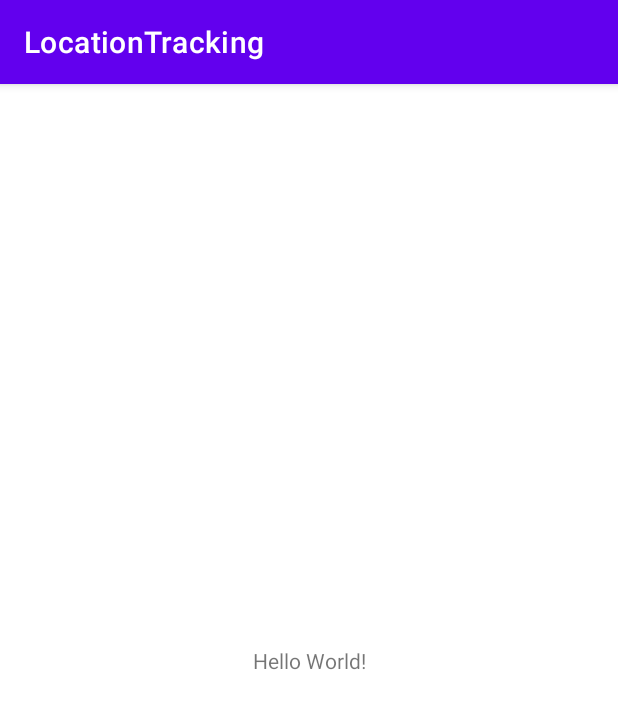
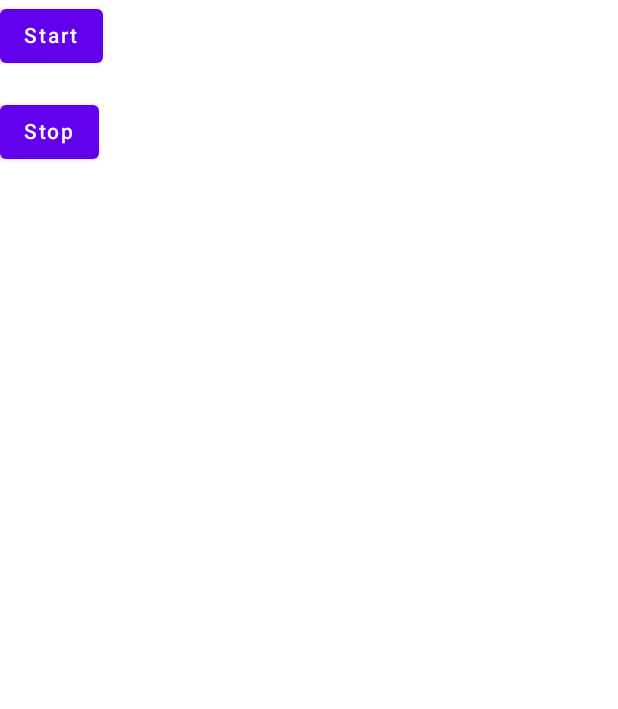
Before and after one commit to Mehareesh/LocationTracking, an Android app built with Jetpack Compose: the screen it shows after launch (MainActivity), on a phone screen of 412 x 824 dp. Shown: the top 709 px of the screen. Run offline under Robolectric (Android 15) with nearby library versions, the phone set to English and light mode, and no system bars; libraries missing offline, so code that uses them is left out: com.plcoding.backgroundlocationtracking.

Commit message:
Tracking the user's location in often needed when the app is minimized

```diff
--- a/app/src/main/java/com/meruga/locationtracking/MainActivity.kt
+++ b/app/src/main/java/com/meruga/locationtracking/MainActivity.kt
@@ -1,11 +1,62 @@
 package com.meruga.locationtracking
 
-import androidx.appcompat.app.AppCompatActivity
+import android.Manifest
+import android.content.Intent
 import android.os.Bundle
+import androidx.activity.ComponentActivity
+import androidx.activity.compose.setContent
+import androidx.compose.foundation.layout.Column
+import androidx.compose.foundation.layout.Spacer
+import androidx.compose.foundation.layout.fillMaxSize
+import androidx.compose.foundation.layout.height
+import androidx.compose.material.Button
+import androidx.compose.material.MaterialTheme
+import androidx.compose.material.Surface
+import androidx.compose.material.Text
+import androidx.compose.runtime.Composable
+import androidx.compose.ui.Modifier
+import androidx.compose.ui.semantics.Role.Companion.Button
+import androidx.compose.ui.tooling.preview.Preview
+import androidx.compose.ui.unit.dp
+import androidx.core.app.ActivityCompat
+import com.meruga.locationtracking.ui.theme.LocationTrackingTheme
+import com.plcoding.backgroundlocationtracking.ui.theme.BackgroundLocationTrackingTheme
 
-class MainActivity : AppCompatActivity() {
+class MainActivity : ComponentActivity() {
     override fun onCreate(savedInstanceState: Bundle?) {
         super.onCreate(savedInstanceState)
-        setContentView(R.layout.activity_main)
+        ActivityCompat.requestPermissions(
+            this,
+            arrayOf(
+                Manifest.permission.ACCESS_COARSE_LOCATION,
+                Manifest.permission.ACCESS_FINE_LOCATION,
+            ),
+            0
+        )
+        setContent {
+            LocationTrackingTheme {
+                Column(
+                    modifier = Modifier.fillMaxSize()
+                ) {
+                    Button(onClick = {
+                        Intent(applicationContext, LocationService::class.java).apply {
+                            action = LocationService.ACTION_START
+                            startService(this)
+                        }
+                    }) {
+                        Text(text = "Start")
+                    }
+                    Spacer(modifier = Modifier.height(16.dp))
+                    Button(onClick = {
+                        Intent(applicationContext, LocationService::class.java).apply {
+                            action = LocationService.ACTION_STOP
+                            startService(this)
+                        }
+                    }) {
+                        Text(text = "Stop")
+                    }
+                }
+            }
+        }
     }
 }
--- /dev/null
+++ b/app/src/main/java/com/meruga/locationtracking/ui/theme/Color.kt
@@ -0,0 +1,8 @@
+package com.meruga.locationtracking.ui.theme
+
+import androidx.compose.ui.graphics.Color
+
+val Purple200 = Color(0xFFBB86FC)
+val Purple500 = Color(0xFF6200EE)
+val Purple700 = Color(0xFF3700B3)
+val Teal200 = Color(0xFF03DAC5)
--- /dev/null
+++ b/app/src/main/java/com/meruga/locationtracking/ui/theme/Shape.kt
@@ -0,0 +1,11 @@
+package com.meruga.locationtracking.ui.theme
+
+import androidx.compose.foundation.shape.RoundedCornerShape
+import androidx.compose.material.Shapes
+import androidx.compose.ui.unit.dp
+
+val Shapes = Shapes(
+    small = RoundedCornerShape(4.dp),
+    medium = RoundedCornerShape(4.dp),
+    large = RoundedCornerShape(0.dp)
+)
--- /dev/null
+++ b/app/src/main/java/com/meruga/locationtracking/ui/theme/Theme.kt
@@ -0,0 +1,38 @@
+package com.meruga.locationtracking.ui.theme
+
+import androidx.compose.foundation.isSystemInDarkTheme
+import androidx.compose.material.MaterialTheme
+import androidx.compose.material.darkColors
+import androidx.compose.material.lightColors
+import androidx.compose.runtime.Composable
+
+private val DarkColorPalette = darkColors(
+    primary = Purple200,
+    primaryVariant = Purple700,
+    secondary = Teal200
+)
+
+private val LightColorPalette = lightColors(
+    primary = Purple500,
+    primaryVariant = Purple700,
+    secondary = Teal200
+)
+
+@Composable
+fun LocationTrackingTheme(
+    darkTheme: Boolean = isSystemInDarkTheme(),
+    content: @Composable () -> Unit
+) {
+    val colors = if (darkTheme) {
+        DarkColorPalette
+    } else {
+        LightColorPalette
+    }
+
+    MaterialTheme(
+        colors = colors,
+        typography = Typography,
+        shapes = Shapes,
+        content = content
+    )
+}
--- /dev/null
+++ b/app/src/main/java/com/meruga/locationtracking/ui/theme/Type.kt
@@ -0,0 +1,16 @@
+package com.meruga.locationtracking.ui.theme
+
+import androidx.compose.material.Typography
+import androidx.compose.ui.text.TextStyle
+import androidx.compose.ui.text.font.FontFamily
+import androidx.compose.ui.text.font.FontWeight
+import androidx.compose.ui.unit.sp
+
+// Set of Material typography styles to start with
+val Typography = Typography(
+    body1 = TextStyle(
+        fontFamily = FontFamily.Default,
+        fontWeight = FontWeight.Normal,
+        fontSize = 16.sp
+    )
+)
```
Also changed, not shown: app/src/main/AndroidManifest.xml (+11 -5 lines).
